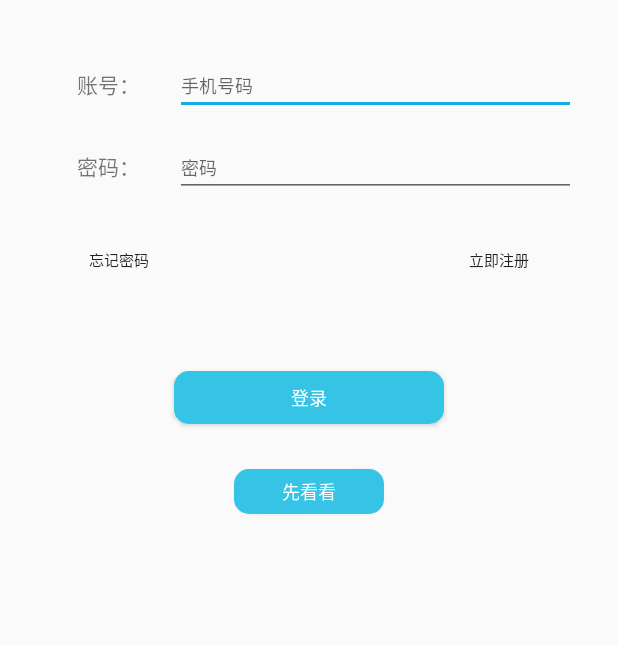
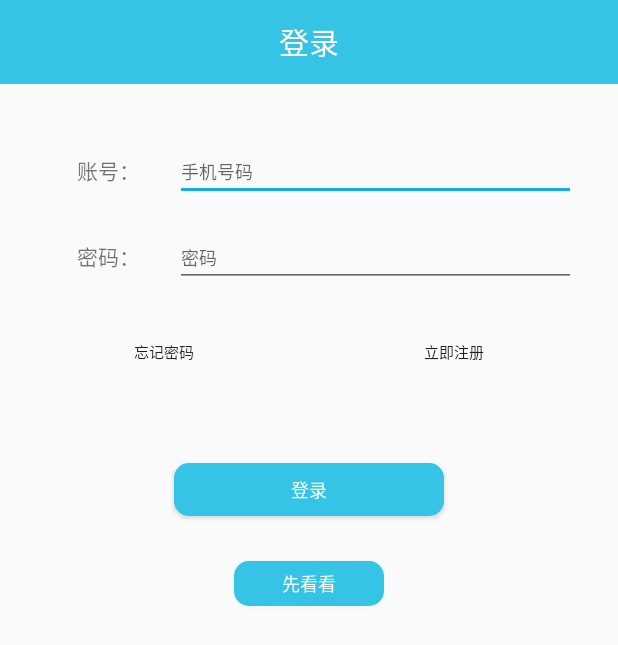
Before and after one commit to SuperBagOrg/finalSuperBag, an Android app: the screen it shows after launch (LoginActivity), on a phone screen of 412 x 824 dp. Shown: the top 645 px of the screen. Run offline under Robolectric (Android 15) with nearby library versions, the light colour scheme and no system bars; libraries missing offline, so code that uses them is left out: cn.bmob.v3; 1 statement that could not run was skipped.

Commit message:
8-21  小修改

```diff
--- a/app/src/main/java/com/example/k/superbag2/MainActivity.java
+++ b/app/src/main/java/com/example/k/superbag2/MainActivity.java
@@ -350,7 +350,6 @@ public class MainActivity extends BaseActivity implements ViewPager.OnPageChange
                         Log.d("delete","itemBeanList.get(position).getUpdateTime()"+position+" "+itemBeanList.get(position).getDayTime());
                         String target = String.valueOf(itemBeanList.get(position).getUpdateTime());
                         DataSupport.deleteAll(ItemBean.class,"updateTime = ?",target);
-
                         Toast.makeText(MainActivity.this, "删除成功", Toast.LENGTH_SHORT).show();
                         diaryAdapter.removeData(DataSupport.count(ItemBean.class) - position);
                         setDiaryView();
--- a/app/src/main/java/com/example/k/superbag2/activity/BaseActivity.java
+++ b/app/src/main/java/com/example/k/superbag2/activity/BaseActivity.java
@@ -22,7 +22,8 @@ public class BaseActivity extends AppCompatActivity {
     @Override
     protected void onResume() {
         super.onResume();
-        if (Build.VERSION.SDK_INT > 21) {
+        //5.0以上才可以使用该功能
+        if (Build.VERSION.SDK_INT >= 21) {
             getWindow().setNavigationBarColor(getResources().getColor(R.color.new_primary));
         }
         if (SaveUtils.getHasSetLock()&&SaveUtils.getIsLocked()) {
--- a/app/src/main/java/com/example/k/superbag2/activity/LoginActivity.java
+++ b/app/src/main/java/com/example/k/superbag2/activity/LoginActivity.java
@@ -72,6 +72,7 @@ public class LoginActivity extends BaseActivity implements View.OnClickListener
 
                 break;
             case R.id.login_bt:
+
                 final String passwordInput = passwordET.getText().toString();
                 String phoneInput = phoneET.getText().toString();
                 if (passwordInput.equals("")){
--- a/app/src/main/java/com/example/k/superbag2/fragment/SettingsLeftFragment.java
+++ b/app/src/main/java/com/example/k/superbag2/fragment/SettingsLeftFragment.java
@@ -40,6 +40,7 @@ import com.example.k.superbag2.utils.GetImageUtils;
 import com.example.k.superbag2.utils.GetTime;
 import com.example.k.superbag2.utils.LoginUtils;
 import com.example.k.superbag2.utils.SaveUtils;
+import com.example.k.superbag2.view.RoundImageView;
 import com.flyco.animation.Attention.Tada;
 import com.flyco.animation.ZoomExit.ZoomOutExit;
 import com.flyco.dialog.listener.OnBtnClickL;
@@ -86,7 +87,7 @@ public class SettingsLeftFragment extends Fragment {
         downloadLL = (LinearLayout) v.findViewById(R.id.download_ll);
         aboutLL = (LinearLayout) v.findViewById(R.id.about_ll);
         lockLL = (LinearLayout) v.findViewById(R.id.password_ll);
-        headIV = (ImageView) v.findViewById(R.id.setting_head);
+        headIV = (RoundImageView) v.findViewById(R.id.setting_head);
         hintTextView = (TextView) v.findViewById(R.id.setting_hint);
 
         if (LoginUtils.getLoginStatus()){
--- a/app/src/main/java/com/example/k/superbag2/utils/GetTime.java
+++ b/app/src/main/java/com/example/k/superbag2/utils/GetTime.java
@@ -22,6 +22,7 @@ public class GetTime {
     private int day;
     private int hour;
     private int min;
+    private int sec;
 
     private Time t;
 
@@ -33,6 +34,7 @@ public class GetTime {
         min = t.minute;
         hour = t.hour;
         day = t.monthDay;
+        sec = t.second;
     }
 
     public String getMin() {
@@ -67,9 +69,18 @@ public class GetTime {
         return day+"";
     }
 
+    public int getSec(){
+        return sec;
+    }
+
     public String getSpecificTime(){
         GetTime gt = new GetTime();
         return gt.getYear()+"-"+gt.getMonth()+"-"+gt.getDay()+" "+gt.getHour()+":"+gt.getMin();
+    }
+
+    public String getSpecificTime2Second(){
+        GetTime gt = new GetTime();
+        return gt.getYear()+gt.getMonth()+gt.getDay()+gt.getMin()+gt.getSec();
     }
 
     /**
--- a/app/src/main/res/layout/activity_login.xml
+++ b/app/src/main/res/layout/activity_login.xml
@@ -1,16 +1,31 @@
 <?xml version="1.0" encoding="utf-8"?>
 <LinearLayout xmlns:android="http://schemas.android.com/apk/res/android"
     android:orientation="vertical"
-    android:padding="20dp"
     android:gravity="center_horizontal"
     android:layout_width="match_parent"
     android:layout_height="match_parent">
 
+    <RelativeLayout
+        android:layout_width="match_parent"
+        android:layout_height="?attr/actionBarSize"
+        android:background="@color/new_primary">
+        <TextView
+            android:layout_width="wrap_content"
+            android:layout_height="wrap_content"
+            android:text="登录"
+            android:textColor="@color/white"
+            android:layout_centerInParent="true"
+            android:textSize="20sp"/>
+    </RelativeLayout>
+
     <LinearLayout
         android:layout_width="match_parent"
         android:layout_height="wrap_content"
-        android:layout_marginTop="10dp"
-        android:padding="8dp"
+        android:layout_marginTop="30dp"
+        android:paddingLeft="28dp"
+        android:paddingRight="28dp"
+        android:paddingTop="9dp"
+        android:paddingBottom="9dp"
         android:orientation="horizontal">
         <TextView
             android:layout_width="0dp"
@@ -31,7 +46,10 @@
     <LinearLayout
         android:layout_width="match_parent"
         android:layout_height="wrap_content"
-        android:padding="8dp"
+        android:paddingLeft="28dp"
+        android:paddingRight="28dp"
+        android:paddingTop="9dp"
+        android:paddingBottom="9dp"
         android:orientation="horizontal">
         <TextView
             android:layout_width="0dp"
@@ -53,8 +71,8 @@
         android:layout_width="match_parent"
         android:layout_height="wrap_content"
         android:layout_marginTop="10dp"
-        android:layout_marginLeft="15dp"
-        android:layout_marginRight="15dp">
+        android:paddingLeft="65dp"
+        android:paddingRight="65dp">
         <Button
             android:layout_width="wrap_content"
             android:layout_height="wrap_content"
```
